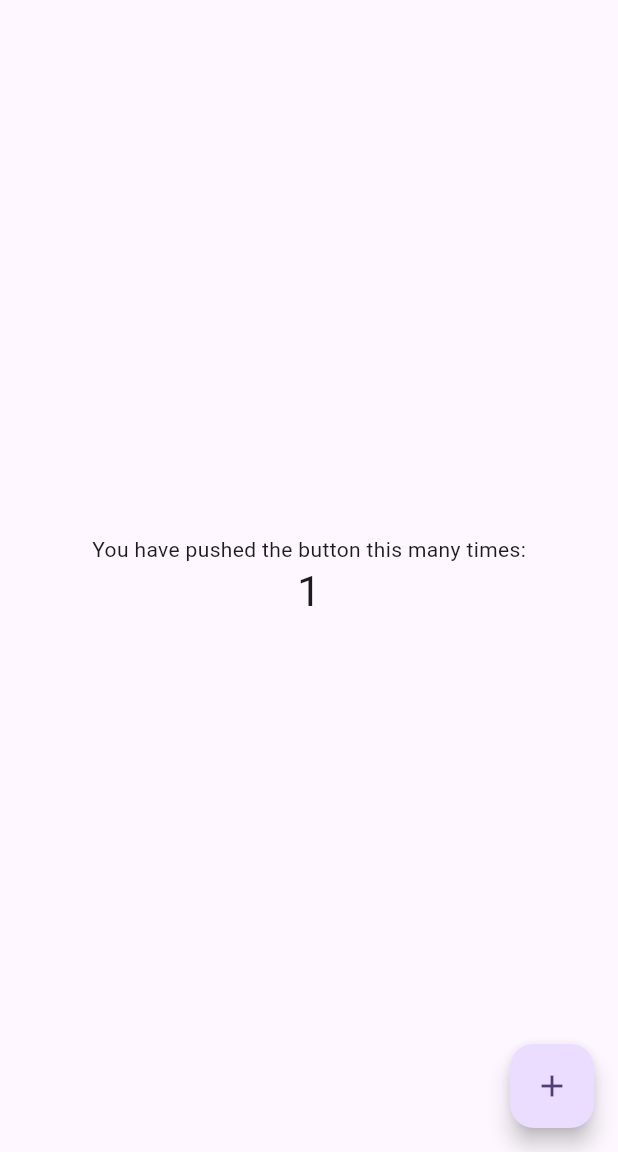
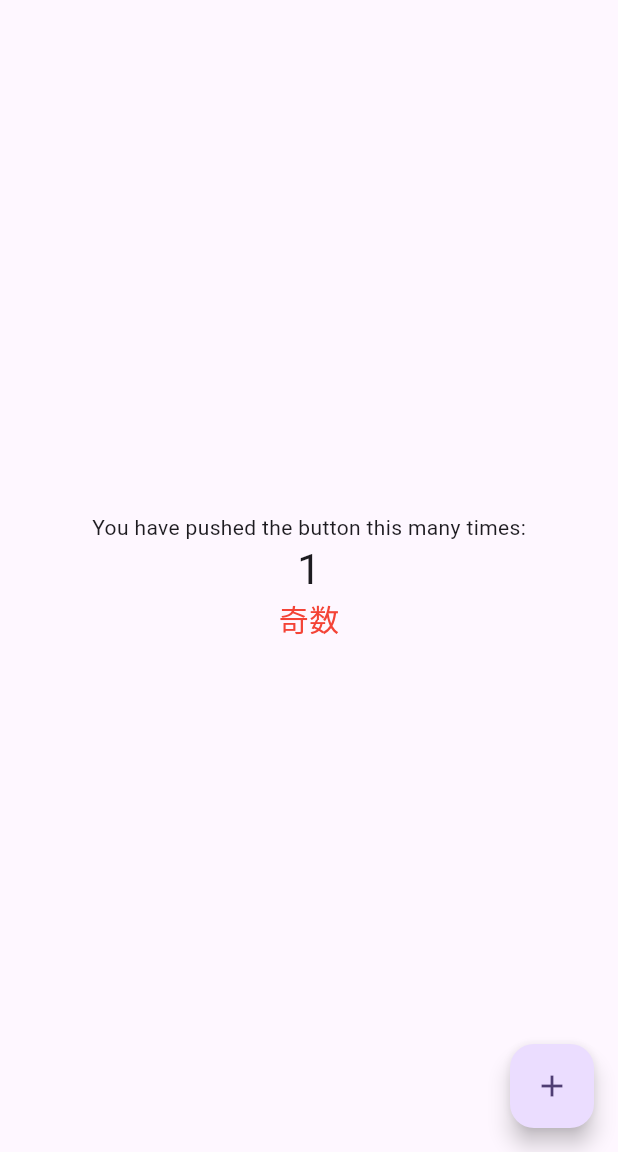
Before and after one commit to hareya0622/flutter-development-getting-started, a Flutter app: the screen it shows after launch, after a tap on the "add" icon, on a phone screen of 412 x 824 dp, the part 84-1236 px from its top. Run offline on Flutter 3.47's test engine with Material 3 defaults, Android fonts, the phone set to English and light mode, and no system bars.

Commit message:
リスト 2.8

```diff
--- a/lib/main.dart
+++ b/lib/main.dart
@@ -35,9 +35,16 @@ class MyHomePage extends StatefulWidget {
 class _MyHomePageState extends State<MyHomePage> {
   int _counter = 0;
 
+  String _type = "偶数";
+
   void _incrementCounter() {
     setState(() {
       _counter++;
+      if (_counter % 2 == 0) {
+        _type = "偶数";
+      } else {
+        _type = "奇数";
+      }
     });
   }
 
@@ -59,6 +66,10 @@ class _MyHomePageState extends State<MyHomePage> {
               '$_counter',
               style: Theme.of(context).textTheme.headlineMedium,
             ),
+            Text(
+              '${_type}',
+              style: TextStyle(fontSize: 20, color: Colors.red),
+            )
           ],
         ),
       ),
```
